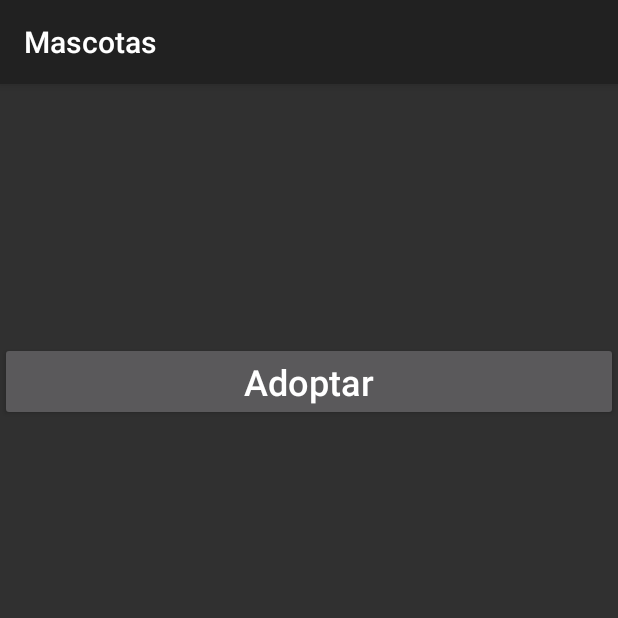
After one commit to gaspardip/electiva-general, an Android app: the DetailPet screen opened directly, with no data from a screen before it, on a phone screen of 412 x 824 dp, the top half of it. The commit adds this screen. Run offline under Robolectric (Android 15) with nearby library versions, the phone set to English and light mode, and no system bars.

Commit message:
Pantallas adoptante V0

```diff
--- a/app/src/main/AndroidManifest.xml
+++ b/app/src/main/AndroidManifest.xml
@@ -14,6 +14,7 @@
         >
         <activity android:name=".view.AddPet" />
         <activity android:name=".view.LayoutSample" />
+        <activity android:name=".view.DetailPet" />
         <!-- To add activity: <activity android:name=".view.YourActivity" /> -->
 
         <activity
--- /dev/null
+++ b/app/src/main/java/com/um/mascotas/view/DetailPet.kt
@@ -0,0 +1,28 @@
+package com.um.mascotas.view
+
+import android.os.Bundle
+import androidx.appcompat.app.AppCompatActivity
+import com.um.mascotas.databinding.DetailPetBinding
+
+class DetailPet : AppCompatActivity() {
+    private lateinit var binding: DetailPetBinding
+
+    override fun onCreate(savedInstanceState: Bundle?) {
+        super.onCreate(savedInstanceState)
+        // Inicializar ViewBinding
+        binding = DetailPetBinding.inflate(layoutInflater)
+        setContentView(binding.root)
+
+        // Recuperar los detalles de la mascota desde el Intent
+        val petName = intent.getStringExtra("PET_NAME")
+        val petDescription = intent.getStringExtra("PET_DESCRIPTION")
+        val petAge = intent.getStringExtra("PET_AGE")
+        val petGiver = intent.getStringExtra("PET_GIVER")
+
+        // Mostrar los datos en las vistas correspondientes
+        binding.textName.text = petName
+        binding.textDescription.text = petDescription
+        binding.textAge.text = petAge
+        binding.textGiver.text = petGiver
+    }
+}
--- /dev/null
+++ b/app/src/main/res/layout/detail_pet.xml
@@ -0,0 +1,59 @@
+<?xml version="1.0" encoding="utf-8"?>
+<androidx.constraintlayout.widget.ConstraintLayout xmlns:android="http://schemas.android.com/apk/res/android"
+    xmlns:app="http://schemas.android.com/apk/res-auto"
+    xmlns:tools="http://schemas.android.com/tools"
+    android:layout_width="match_parent"
+    android:layout_height="match_parent">
+
+    <LinearLayout
+        android:layout_width="match_parent"
+        android:layout_height="match_parent"
+        android:orientation="vertical"
+        android:textAlignment="center"
+        app:layout_constraintBottom_toBottomOf="parent">
+
+        <TextView
+            android:id="@+id/text_name"
+            android:layout_width="match_parent"
+            android:layout_height="wrap_content"
+            android:paddingBottom="5dp"
+            android:text="TextView"
+            android:textAlignment="center"
+            android:textSize="24sp" />
+
+        <TextView
+            android:id="@+id/text_description"
+            android:layout_width="match_parent"
+            android:layout_height="wrap_content"
+            android:paddingBottom="5dp"
+            android:text="TextView"
+            android:textAlignment="center"
+            android:textSize="24sp" />
+
+        <TextView
+            android:id="@+id/text_age"
+            android:layout_width="match_parent"
+            android:layout_height="wrap_content"
+            android:paddingBottom="5dp"
+            android:text="TextView"
+            android:textAlignment="center"
+            android:textSize="24sp" />
+
+        <TextView
+            android:id="@+id/text_giver"
+            android:layout_width="match_parent"
+            android:layout_height="wrap_content"
+            android:paddingBottom="25dp"
+            android:text="TextView"
+            android:textAlignment="center"
+            android:textSize="24sp" />
+
+        <Button
+            android:id="@+id/button1"
+            android:layout_width="match_parent"
+            android:layout_height="wrap_content"
+            android:text="Adoptar"
+            android:textAllCaps="false"
+            android:textSize="24sp" />
+    </LinearLayout>
+</androidx.constraintlayout.widget.ConstraintLayout>
```
Also changed, not shown: app/src/main/java/com/um/mascotas/view/AddPet.kt (+10 -9 lines), app/src/main/java/com/um/mascotas/view/MainActivity.kt (+33 -113 lines), app/src/main/java/com/um/mascotas/view/adapters/ListItemAdapter.kt (+27 -24 lines).
